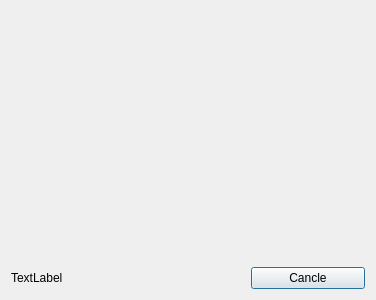
Qt form loading.ui (langong-dev/ScreenShot-L) before a commit.
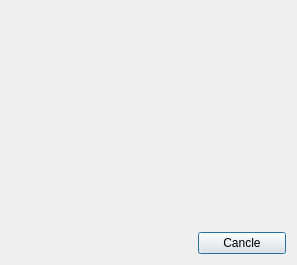
The same form after that commit.

```diff
--- a/loading.ui
+++ b/loading.ui
@@ -6,8 +6,8 @@
    <rect>
     <x>0</x>
     <y>0</y>
-    <width>376</width>
-    <height>300</height>
+    <width>297</width>
+    <height>265</height>
    </rect>
   </property>
   <property name="windowTitle">
@@ -31,7 +31,7 @@
    <item row="2" column="0" colspan="2">
     <widget class="QLabel" name="label_2">
      <property name="text">
-      <string>TextLabel</string>
+      <string/>
      </property>
     </widget>
    </item>
```
